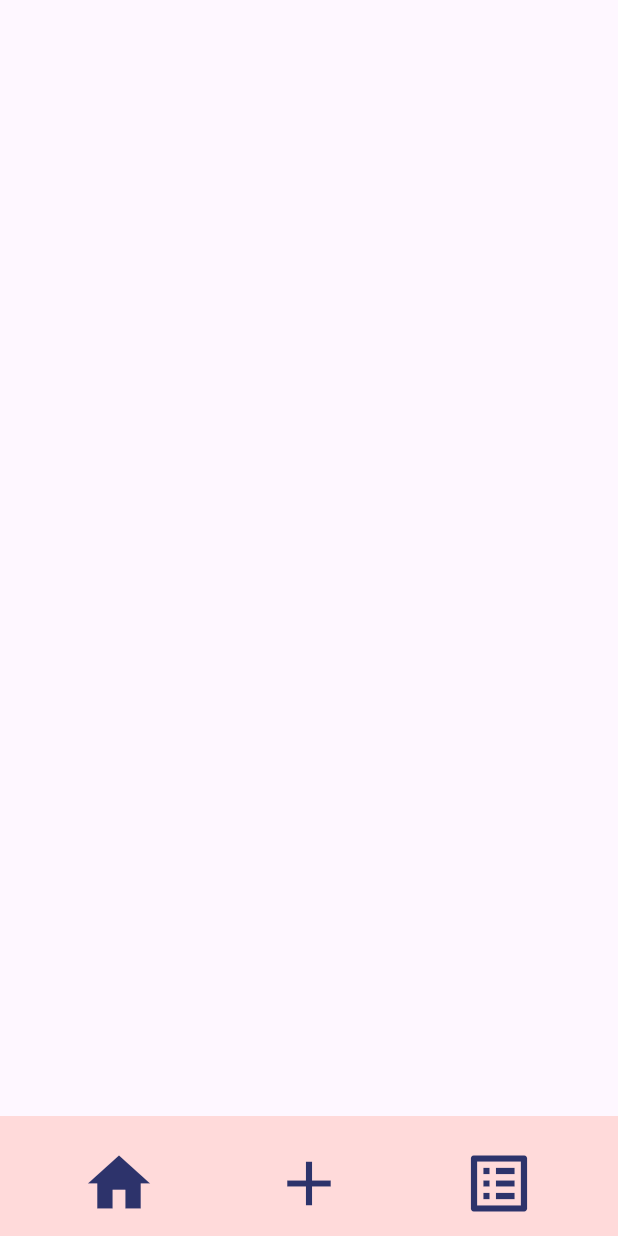
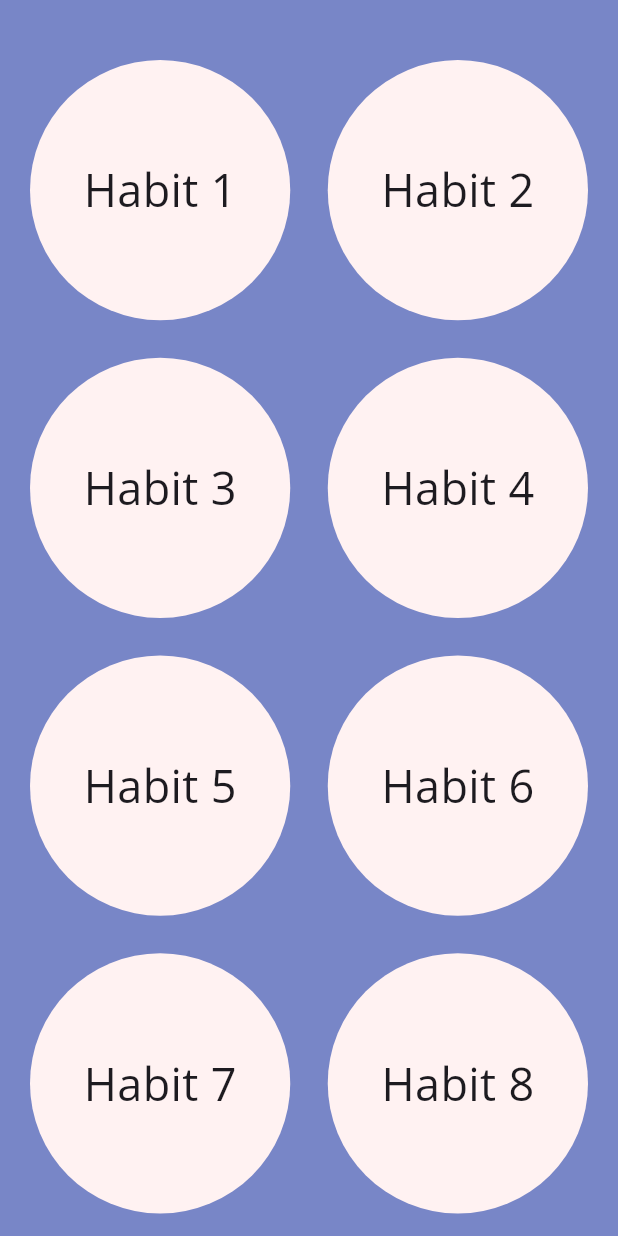
Before and after one commit to JoshPatNava/Habiter_App, a Flutter app: the StatPage screen opened directly, on a phone screen of 412 x 824 dp. Run offline on Flutter 3.47's test engine with Material 3 defaults, Android fonts, the phone set to English and light mode, and no system bars; our stand-ins replace google_fonts, sqflite, table_calendar; accounts and stored records are empty.

Commit message:
Filled home page and stat page, added settings page, rewrote screen navigation method

```diff
--- a/lib/screens/stat_page.dart
+++ b/lib/screens/stat_page.dart
@@ -1,50 +1,99 @@
 import 'package:flutter/material.dart';
-import 'home_screen.dart';
+import 'package:google_fonts/google_fonts.dart';
 
-class StatPage extends StatelessWidget {
+class StatPage extends StatefulWidget {
+  @override
+  State<StatPage> createState() => _MyStatPageState();
+}
+
+class _MyStatPageState extends State<StatPage> {
+  bool _showStatState = false;
+
   @override
   Widget build(BuildContext context) {
     return Scaffold(
-      bottomNavigationBar: BottomAppBar(
-        color: Color(0xffffdada),
-        shape: const CircularNotchedRectangle(),
-        notchMargin: 5.0,
-        clipBehavior: Clip.hardEdge,
-        child: SizedBox(
-          height: kBottomNavigationBarHeight,
-          child: Row(
-            mainAxisSize: MainAxisSize.max,
-            mainAxisAlignment: MainAxisAlignment.spaceAround,
-            children: <Widget>[
-              IconButton(
-                color: Color(0xff2d336b),
-                iconSize: 50,
-                icon: const Icon(Icons.home),
-                onPressed: () {
-                  Navigator.push(
-                    context,
-                    MaterialPageRoute(builder: (context) => MyHomePage())
-                  );
-                },
+      backgroundColor: Color(0xff7886c7),
+      body: Center(
+        child: Stack(
+          children: <Widget> [
+            IgnorePointer(
+              ignoring: _showStatState,
+              child: Padding(
+                padding: const EdgeInsets.only(top: 40, left: 20, right: 20),
+                child: GridView.builder(
+                  itemCount: 11,
+                  gridDelegate:
+                    SliverGridDelegateWithFixedCrossAxisCount(
+                      crossAxisCount: 2,
+                      crossAxisSpacing: 25,
+                      mainAxisSpacing: 25,
+                  ),
+                  itemBuilder: (context, index) => GestureDetector(
+                    onTap: () {
+                      setState(() {
+                        _showStatState = true;
+                      });
+                    },
+                    child: Container(
+                      decoration: BoxDecoration(
+                        shape: BoxShape.circle,
+                        color: Color(0xfffff2f2),
+                      ),
+                      child: Center(
+                        child: Text(
+                          "Habit ${index+1}",
+                          style: GoogleFonts.openSans(
+                            fontSize: 30,
+                          ),
+                        ),
+                      ),
+                    ),
+                  ),
+                ),
               ),
-              IconButton(
-                color: Color(0xff2d336b),
-                iconSize: 50,
-                icon: const Icon(Icons.add),
-                onPressed: () {
+            ),
 
-                },
+            AnimatedOpacity(
+              opacity: _showStatState ? 1 : 0,
+              duration: Durations.medium1,
+              child: IgnorePointer(
+                ignoring: !_showStatState,
+                child: Stack(
+                  children: <Widget> [
+                    Opacity(
+                      opacity: 0.5,
+                      child: Container(
+                        color: Colors.black,
+                      ),
+                    ),
+
+                    TapRegion(
+                      onTapOutside:(tap) {
+                        setState(() {
+                            _showStatState = false;
+                            });
+                      },
+                      child: Center(
+                        child: Container(
+                          height: 450,
+                          width: 300,
+                          color: Colors.white,
+                          child: Center(
+                            child: Text(
+                              "Habit Stats",
+                              style: GoogleFonts.openSans(
+                                fontSize: 30,
+                              ),
+                            ),
+                          ),
+                        ),
+                      ),
+                    ),
+                  ],
+                ),
               ),
-              IconButton(
-                color: Color(0xff2d336b),
-                iconSize: 50,
-                icon: const Icon(Icons.list_alt_outlined),
-                onPressed: () {
-
-                },
-              )
-            ],
-          ),
+            ),
+          ]
         ),
       ),
     );
--- a/pubspec.yaml
+++ b/pubspec.yaml
@@ -9,8 +9,9 @@ environment:
 dependencies:
   flutter:
     sdk: flutter
-  english_words: ^4.0.0
   provider: ^6.1.5
+  google_fonts: ^6.3.2
+  table_calendar: ^3.2.0
 
 dev_dependencies:
   flutter_test:
```
Also changed, not shown: lib/main.dart (+81 -2 lines), lib/screens/home_screen.dart (+101 -75 lines), lib/screens/settings_screen.dart (added, +31 -0 lines), pubspec.lock.
